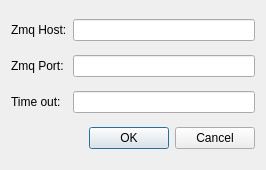
Above: settingwidget.ui from Dicong/ZMQ_DEMO before the change. Below: the same form after it.
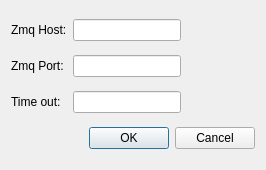
That is the form after the change.

Diff of the .ui file:
```diff
--- a/settingwidget.ui
+++ b/settingwidget.ui
@@ -26,9 +26,6 @@
      </property>
     </widget>
    </item>
-   <item row="0" column="1">
-    <widget class="QLineEdit" name="hostEdit"/>
-   </item>
    <item row="1" column="0">
     <widget class="QLabel" name="label_2">
      <property name="text">
@@ -39,6 +36,9 @@
    <item row="1" column="1">
     <widget class="QLineEdit" name="portEdit"/>
    </item>
+   <item row="0" column="1">
+    <widget class="QLineEdit" name="hostEdit"/>
+   </item>
    <item row="2" column="0">
     <widget class="QLabel" name="label_3">
      <property name="text">
@@ -49,13 +49,26 @@
    <item row="2" column="1">
     <widget class="QLineEdit" name="timeoutEdit"/>
    </item>
-   <item row="3" column="0" colspan="2">
+   <item row="3" column="0" colspan="3">
     <widget class="QDialogButtonBox" name="buttonBox">
      <property name="standardButtons">
       <set>QDialogButtonBox::Cancel|QDialogButtonBox::Ok</set>
      </property>
     </widget>
    </item>
+   <item row="0" column="2">
+    <spacer name="horizontalSpacer">
+     <property name="orientation">
+      <enum>Qt::Horizontal</enum>
+     </property>
+     <property name="sizeHint" stdset="0">
+      <size>
+       <width>40</width>
+       <height>20</height>
+      </size>
+     </property>
+    </spacer>
+   </item>
   </layout>
  </widget>
  <resources/>
```
